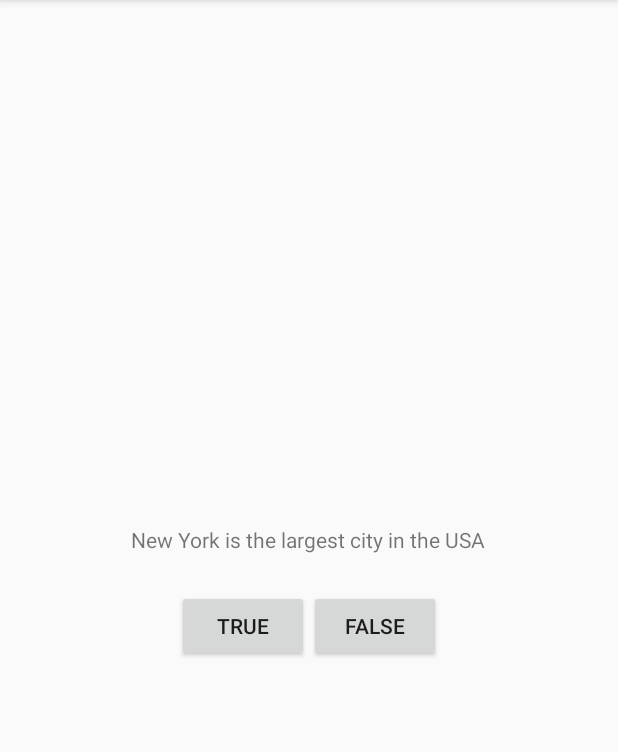
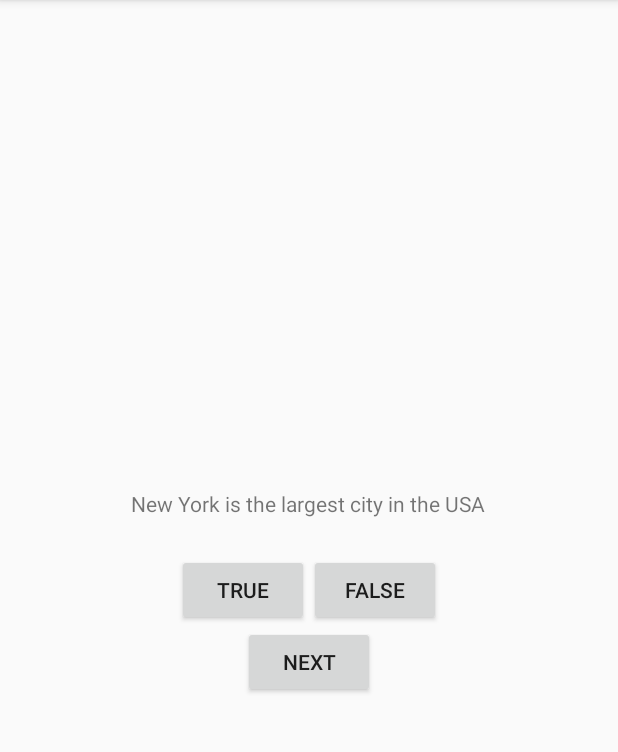
Before and after one commit to kruseshane/GeoQuiz, an Android app: the screen it shows after launch (QuizActivity), after a tap on "TRUE", on a phone screen of 412 x 824 dp, the part 84-836 px from its top. Run offline under Robolectric (Android 15) with nearby library versions, the phone set to English and light mode, and no system bars.

Commit message:
Checkpoint 2

```diff
--- /dev/null
+++ b/app/src/main/java/com/example/geoquiz/Question.java
@@ -0,0 +1,21 @@
+package com.example.geoquiz;
+
+public class Question {
+
+    private int question;
+    private boolean answer;
+
+    public Question(int question, boolean answer) {
+        this.question = question;
+        this.answer = answer;
+    }
+
+    public int getQuestion() {
+        return question;
+    }
+
+    public boolean isAnswer() {
+        return answer;
+    }
+
+}
--- a/app/src/main/java/com/example/geoquiz/QuizActivity.java
+++ b/app/src/main/java/com/example/geoquiz/QuizActivity.java
@@ -2,25 +2,47 @@ package com.example.geoquiz;
 
 import android.support.v7.app.AppCompatActivity;
 import android.os.Bundle;
+import android.util.Log;
 import android.view.View;
 import android.widget.Button;
+import android.widget.TextView;
 import android.widget.Toast;
+
+import org.w3c.dom.Text;
 
 public class QuizActivity extends AppCompatActivity {
 
     private Button mTrueButton;
     private Button mFalseButton;
+    private Button mNextButton;
+    private TextView questionTV;
+    private int currentIndex = 0;
+
+    // "This is not a good way of doing it" - Dr. De
+    private Question [] qBank = new Question[] {
+            new Question(R.string.question_1, true),
+            new Question(R.string.question_2, false),
+            new Question(R.string.question_3, true),
+    };
 
     @Override
     protected void onCreate(Bundle savedInstanceState) {
         super.onCreate(savedInstanceState);
         setContentView(R.layout.activity_quiz);
 
+        questionTV = (TextView) findViewById(R.id.question_text);
+        int question = qBank[currentIndex].getQuestion();
+        questionTV.setText(question);
+
         mTrueButton = findViewById(R.id.true_button);
         mTrueButton.setOnClickListener(new View.OnClickListener() {
             @Override
             public void onClick(View v) {
-                Toast.makeText(QuizActivity.this, R.string.correct_toast, Toast.LENGTH_SHORT).show();
+                if (qBank[currentIndex].isAnswer()) {
+                    Toast.makeText(QuizActivity.this, R.string.correct_toast, Toast.LENGTH_SHORT).show();
+                } else {
+                    Toast.makeText(QuizActivity.this, R.string.incorrect_toast, Toast.LENGTH_SHORT).show();
+                }
             }
         });
 
@@ -28,7 +50,22 @@ public class QuizActivity extends AppCompatActivity {
         mFalseButton.setOnClickListener(new View.OnClickListener() {
             @Override
             public void onClick(View v) {
-                Toast.makeText(QuizActivity.this, R.string.incorrect_toast, Toast.LENGTH_SHORT).show();
+                if (!qBank[currentIndex].isAnswer()) {
+                    Toast.makeText(QuizActivity.this, R.string.correct_toast, Toast.LENGTH_SHORT).show();
+                } else {
+                    Toast.makeText(QuizActivity.this, R.string.incorrect_toast, Toast.LENGTH_SHORT).show();
+                }
+            }
+        });
+
+        mNextButton = findViewById(R.id.next_button);
+        mNextButton.setOnClickListener(new View.OnClickListener() {
+            @Override
+            public void onClick(View v) {
+                Log.d("TAG", String.valueOf(currentIndex));
+                currentIndex = (currentIndex + 1) % qBank.length;
+                int question = qBank[currentIndex].getQuestion();
+                questionTV.setText(question);
             }
         });
     }
--- a/app/src/main/res/layout/activity_quiz.xml
+++ b/app/src/main/res/layout/activity_quiz.xml
@@ -9,10 +9,10 @@
     tools:context=".QuizActivity" >
 
     <TextView
+        android:id="@+id/question_text"
         android:layout_width="wrap_content"
         android:layout_height="wrap_content"
         android:padding="24dp"
-        android:text="@string/question_text"
         tools:layout_editor_absoluteX="61dp"
         tools:layout_editor_absoluteY="290dp" />
 
@@ -36,4 +36,10 @@
             android:text="@string/false_button" />
     </LinearLayout>
 
+    <Button
+        android:id="@+id/next_button"
+        android:layout_width="wrap_content"
+        android:layout_height="wrap_content"
+        android:text="@string/next_button"/>
+
 </LinearLayout>
--- a/app/src/main/res/values/strings.xml
+++ b/app/src/main/res/values/strings.xml
@@ -3,7 +3,12 @@
     <string name="question_text">New York is the largest city in the USA</string>
     <string name="true_button">True</string>
     <string name="false_button">False</string>
+    <string name="next_button">Next</string>
 
     <string name="correct_toast">Correct!</string>
     <string name="incorrect_toast">Incorrect</string>
+
+    <string name="question_1">New York is the largest city in the USA</string>
+    <string name="question_2">The Sun rises in the west</string>
+    <string name="question_3">The Pacific Ocean is larger than the Atlantic Ocean</string>
 </resources>
```
